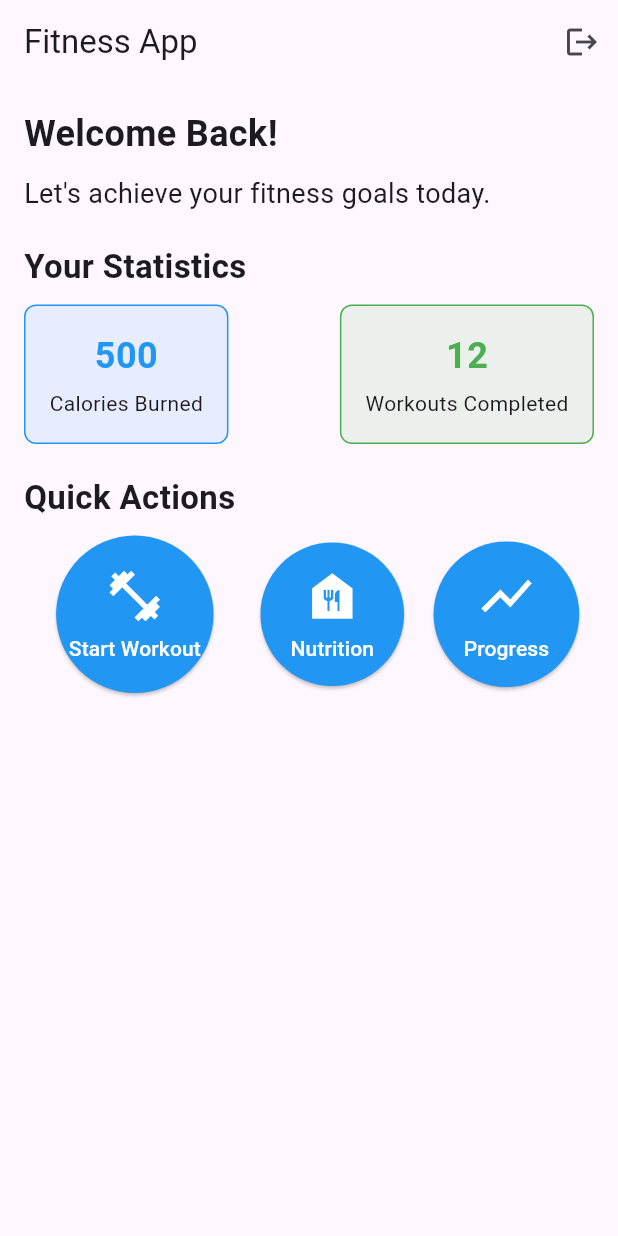
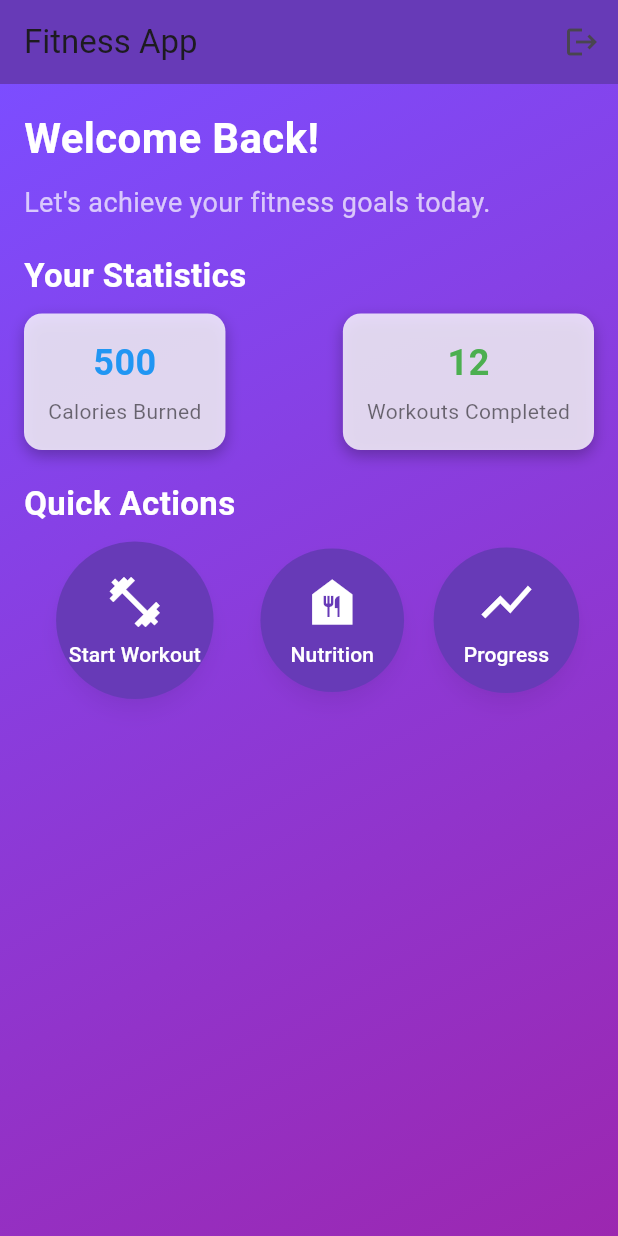
Before and after one commit to VeshalR/tho_dev_vee, a Flutter app: the HomePage screen opened directly, on a phone screen of 412 x 824 dp. Run offline on Flutter 3.47's test engine with Material 3 defaults, Android fonts, the phone set to English and light mode, and no system bars; our stand-ins replace firebase_auth, firebase_core; accounts and stored records are empty.

Commit message:
Version 1.2

```diff
--- a/lib/home_page.dart
+++ b/lib/home_page.dart
@@ -8,6 +8,7 @@ class HomePage extends StatelessWidget {
     return Scaffold(
       appBar: AppBar(
         title: const Text('Fitness App'),
+        backgroundColor: Colors.deepPurple,
         actions: [
           IconButton(
             icon: const Icon(Icons.logout),
@@ -17,24 +18,42 @@ class HomePage extends StatelessWidget {
           ),
         ],
       ),
-      body: Padding(
+      body: Container(
+        decoration: BoxDecoration(
+          gradient: LinearGradient(
+            colors: [Colors.deepPurpleAccent, Colors.purple],
+            begin: Alignment.topLeft,
+            end: Alignment.bottomRight,
+          ),
+        ),
         padding: const EdgeInsets.all(16.0),
         child: Column(
           crossAxisAlignment: CrossAxisAlignment.start,
           children: [
             const Text(
               'Welcome Back!',
-              style: TextStyle(fontSize: 24, fontWeight: FontWeight.bold),
+              style: TextStyle(
+                fontSize: 28,
+                fontWeight: FontWeight.bold,
+                color: Colors.white,
+              ),
             ),
             const SizedBox(height: 10),
             const Text(
               'Let\'s achieve your fitness goals today.',
-              style: TextStyle(fontSize: 18),
+              style: TextStyle(
+                fontSize: 18,
+                color: Colors.white70,
+              ),
             ),
             const SizedBox(height: 20),
             const Text(
               'Your Statistics',
-              style: TextStyle(fontSize: 22, fontWeight: FontWeight.bold),
+              style: TextStyle(
+                fontSize: 22,
+                fontWeight: FontWeight.bold,
+                color: Colors.white,
+              ),
             ),
             const SizedBox(height: 10),
             Row(
@@ -47,7 +66,11 @@ class HomePage extends StatelessWidget {
             const SizedBox(height: 20),
             const Text(
               'Quick Actions',
-              style: TextStyle(fontSize: 22, fontWeight: FontWeight.bold),
+              style: TextStyle(
+                fontSize: 22,
+                fontWeight: FontWeight.bold,
+                color: Colors.white,
+              ),
             ),
             const SizedBox(height: 10),
             Row(
@@ -74,9 +97,15 @@ class HomePage extends StatelessWidget {
     return Container(
       padding: const EdgeInsets.all(16),
       decoration: BoxDecoration(
-        color: color.withOpacity(0.1),
-        borderRadius: BorderRadius.circular(8),
-        border: Border.all(color: color),
+        color: Colors.white.withOpacity(0.8),
+        borderRadius: BorderRadius.circular(12),
+        boxShadow: [
+          BoxShadow(
+            color: Colors.black26,
+            blurRadius: 8,
+            offset: Offset(0, 4),
+          ),
+        ],
       ),
       child: Column(
         mainAxisAlignment: MainAxisAlignment.center,
@@ -86,7 +115,10 @@ class HomePage extends StatelessWidget {
             style: TextStyle(fontSize: 24, fontWeight: FontWeight.bold, color: color),
           ),
           const SizedBox(height: 5),
-          Text(title),
+          Text(
+            title,
+            style: TextStyle(color: Colors.black54),
+          ),
         ],
       ),
     );
@@ -98,8 +130,10 @@ class HomePage extends StatelessWidget {
         ElevatedButton(
           onPressed: onPressed,
           style: ElevatedButton.styleFrom(
-            shape: CircleBorder(), backgroundColor: Colors.blue,
+            shape: CircleBorder(), backgroundColor: Colors.deepPurple,
             padding: EdgeInsets.all(20),
+            shadowColor: Colors.black26,
+            elevation: 5,
           ),
           child: Column(
             mainAxisSize: MainAxisSize.min,
```
